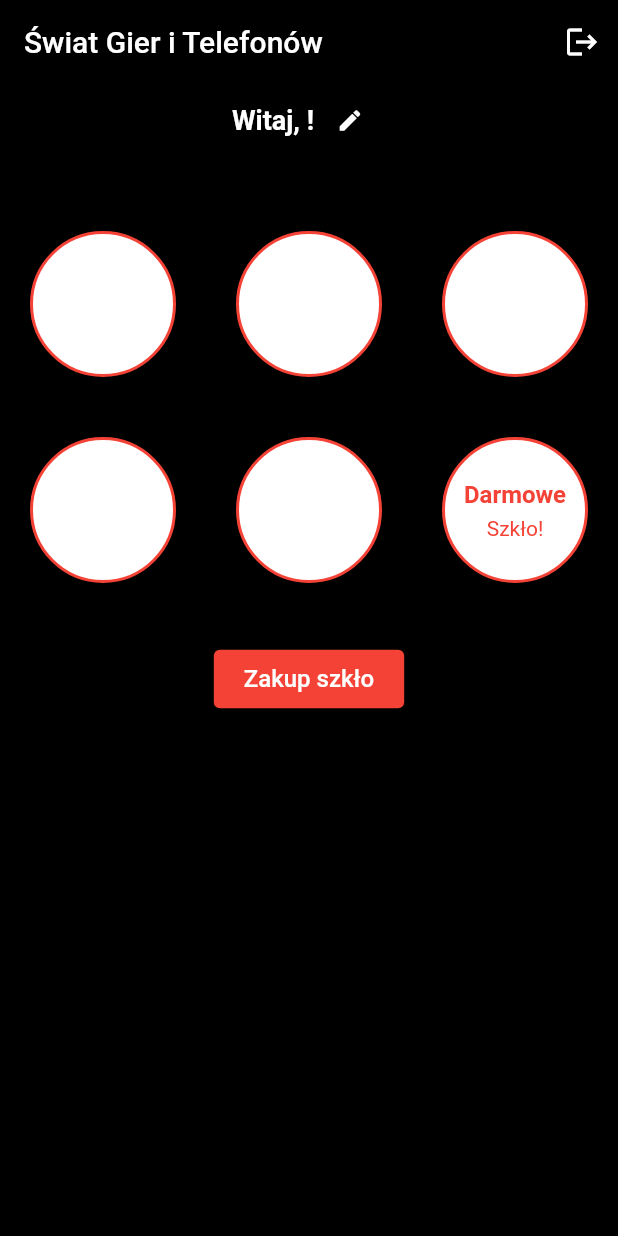
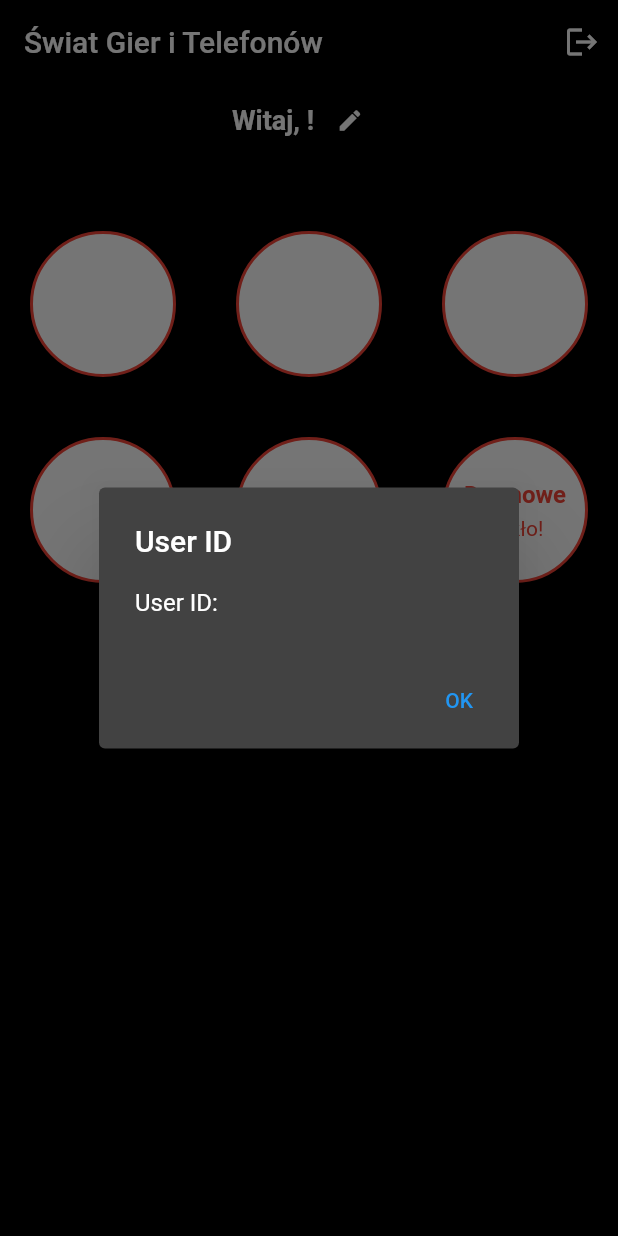
Before and after one commit to ejsiik/GryTelefony, a Flutter app: the screen it shows once a user with an empty profile is signed in, after a tap on "Zakup szkło", on a phone screen of 412 x 824 dp. Run offline on Flutter 3.47's test engine with Material 2 defaults, Android fonts, the light colour scheme and no system bars; our stand-ins replace firebase_auth, firebase_core, firebase_database; accounts and stored records are empty.

Commit message:
to show userId after Zakup szkło is pressed
in the future probably qr code will be displayed

```diff
--- a/gry_telefony/lib/user_home_page/glass_purchase.dart
+++ b/gry_telefony/lib/user_home_page/glass_purchase.dart
@@ -1,13 +1,44 @@
+import 'package:firebase_auth/firebase_auth.dart';
 import 'package:flutter/material.dart';
+import 'package:firebase_database/firebase_database.dart';
 
 class GlassPurchaseButton extends StatelessWidget {
-  const GlassPurchaseButton({Key? key}) : super(key: key);
+  const GlassPurchaseButton({Key? key, required this.user}) : super(key: key);
+  final User? user;
 
   @override
   Widget build(BuildContext context) {
     return ElevatedButton(
-      onPressed: () {
-        // onPressed
+      onPressed: () async {
+        String userId = user?.uid ?? '';
+        DatabaseReference userRef =
+            FirebaseDatabase.instance.ref().child('users').child(userId);
+        // Use `once()` to get the DatabaseEvent
+        DatabaseEvent event = await userRef.once();
+        // Extract DataSnapshot from the DatabaseEvent
+        DataSnapshot snapshot = event.snapshot;
+
+        if (snapshot.value != null) {
+          // ignore: use_build_context_synchronously
+          showDialog(
+            context: context,
+            builder: (BuildContext context) {
+              return AlertDialog(
+                title: const Text('User ID'),
+                content: Text(
+                    'User ID: $userId'), // in the future probably qr code will be displayed
+                actions: [
+                  TextButton(
+                    onPressed: () {
+                      Navigator.of(context).pop();
+                    },
+                    child: const Text('OK'),
+                  ),
+                ],
+              );
+            },
+          );
+        }
       },
       style: ElevatedButton.styleFrom(
         foregroundColor: Colors.white,
--- a/gry_telefony/lib/user_home_page/home_page.dart
+++ b/gry_telefony/lib/user_home_page/home_page.dart
@@ -120,7 +120,7 @@ class _HomePageState extends State<HomePage> {
                     }),
                   ),
                   const SizedBox(height: 20),
-                  const GlassPurchaseButton(),
+                  GlassPurchaseButton(user: user),
                 ],
               ),
             ),
```
